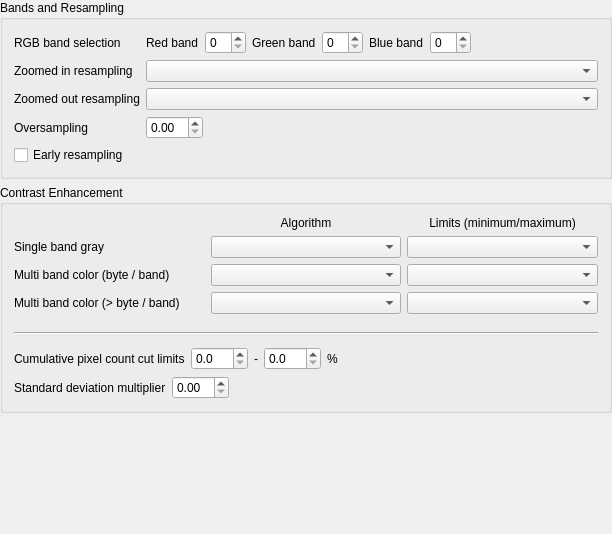
First picture: the form in src/ui/qgsrasterrenderingoptionsbase.ui, repository carsmie/QGIS, before the edit.
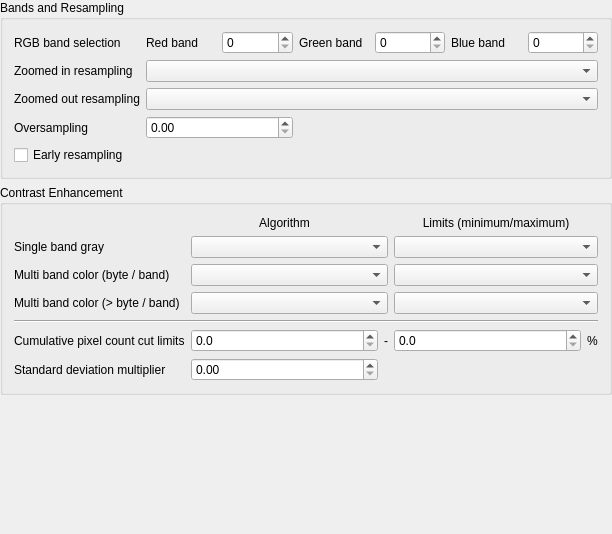
Second picture: the form after the edit. Custom widgets are drawn as their Qt base class.

The edit to the form file:
```diff
--- a/src/ui/qgsrasterrenderingoptionsbase.ui
+++ b/src/ui/qgsrasterrenderingoptionsbase.ui
@@ -53,60 +53,6 @@
          <property name="bottomMargin">
           <number>0</number>
          </property>
-         <item row="0" column="0">
-          <widget class="QLabel" name="label_21">
-           <property name="text">
-            <string>RGB band selection</string>
-           </property>
-          </widget>
-         </item>
-         <item row="0" column="1">
-          <layout class="QHBoxLayout" name="horizontalLayoutRGB">
-           <item>
-            <widget class="QLabel" name="label_22">
-             <property name="text">
-              <string>Red band</string>
-             </property>
-            </widget>
-           </item>
-           <item>
-            <widget class="QgsSpinBox" name="spnRed"/>
-           </item>
-           <item>
-            <widget class="QLabel" name="label_23">
-             <property name="text">
-              <string>Green band</string>
-             </property>
-            </widget>
-           </item>
-           <item>
-            <widget class="QgsSpinBox" name="spnGreen"/>
-           </item>
-           <item>
-            <widget class="QLabel" name="label_24">
-             <property name="text">
-              <string>Blue band</string>
-             </property>
-            </widget>
-           </item>
-           <item>
-            <widget class="QgsSpinBox" name="spnBlue"/>
-           </item>
-           <item>
-            <spacer name="horizontalSpacer_20">
-             <property name="orientation">
-              <enum>Qt::Horizontal</enum>
-             </property>
-             <property name="sizeHint" stdset="0">
-              <size>
-               <width>40</width>
-               <height>20</height>
-              </size>
-             </property>
-            </spacer>
-           </item>
-          </layout>
-         </item>
          <item row="1" column="0">
           <widget class="QLabel" name="lbldefaultZoomedInResampling">
            <property name="text">
@@ -114,8 +60,8 @@
            </property>
           </widget>
          </item>
-         <item row="1" column="1">
-          <widget class="QComboBox" name="mZoomedInResamplingComboBox"/>
+         <item row="0" column="2">
+          <widget class="QgsSpinBox" name="spnRed"/>
          </item>
          <item row="2" column="0">
           <widget class="QLabel" name="lbldefaultZoomedOutResampling">
@@ -124,8 +70,25 @@
            </property>
           </widget>
          </item>
-         <item row="2" column="1">
-          <widget class="QComboBox" name="mZoomedOutResamplingComboBox"/>
+         <item row="0" column="5">
+          <widget class="QLabel" name="label_24">
+           <property name="text">
+            <string>Blue band</string>
+           </property>
+          </widget>
+         </item>
+         <item row="0" column="0">
+          <widget class="QLabel" name="label_21">
+           <property name="text">
+            <string>RGB band selection</string>
+           </property>
+          </widget>
+         </item>
+         <item row="0" column="6">
+          <widget class="QgsSpinBox" name="spnBlue"/>
+         </item>
+         <item row="0" column="4">
+          <widget class="QgsSpinBox" name="spnGreen"/>
          </item>
          <item row="3" column="0">
           <widget class="QLabel" name="lbldefaultOversampling">
@@ -134,27 +97,30 @@
            </property>
           </widget>
          </item>
-         <item row="3" column="1">
-          <layout class="QHBoxLayout" name="horizontalLayoutOversampling">
-           <item>
-            <widget class="QgsDoubleSpinBox" name="spnOversampling"/>
-           </item>
-           <item>
-            <spacer name="horizontalSpacer_25">
-             <property name="orientation">
-              <enum>Qt::Horizontal</enum>
-             </property>
-             <property name="sizeHint" stdset="0">
-              <size>
-               <width>40</width>
-               <height>20</height>
-              </size>
-             </property>
-            </spacer>
-           </item>
-          </layout>
+         <item row="0" column="3">
+          <widget class="QLabel" name="label_23">
+           <property name="text">
+            <string>Green band</string>
+           </property>
+          </widget>
          </item>
-         <item row="4" column="0">
+         <item row="1" column="1" colspan="6">
+          <widget class="QComboBox" name="mZoomedInResamplingComboBox"/>
+         </item>
+         <item row="0" column="1">
+          <widget class="QLabel" name="label_22">
+           <property name="text">
+            <string>Red band</string>
+           </property>
+          </widget>
+         </item>
+         <item row="2" column="1" colspan="6">
+          <widget class="QComboBox" name="mZoomedOutResamplingComboBox"/>
+         </item>
+         <item row="3" column="1" colspan="2">
+          <widget class="QgsDoubleSpinBox" name="spnOversampling"/>
+         </item>
+         <item row="4" column="0" colspan="7">
           <widget class="QCheckBox" name="mCbEarlyResampling">
            <property name="text">
             <string>Early resampling</string>
@@ -167,7 +133,7 @@
      </layout>
     </widget>
    </item>
-   <item row="3" column="0">
+   <item row="4" column="0">
     <spacer name="verticalSpacer">
      <property name="orientation">
       <enum>Qt::Vertical</enum>
@@ -180,7 +146,7 @@
      </property>
     </spacer>
    </item>
-   <item row="2" column="0">
+   <item row="3" column="0">
     <widget class="QGroupBox" name="groupBox_17">
      <property name="title">
       <string>Contrast Enhancement</string>
@@ -188,243 +154,123 @@
      <property name="flat">
       <bool>true</bool>
      </property>
-     <layout class="QVBoxLayout" name="verticalLayout_11">
-      <item>
-       <layout class="QGridLayout" name="gridLayout_33">
-        <item row="4" column="2">
-         <widget class="QComboBox" name="cboxContrastEnhancementLimitsMultiBandSingleByte"/>
-        </item>
-        <item row="1" column="1">
-         <widget class="QLabel" name="label_50">
-          <property name="text">
-           <string>Algorithm</string>
-          </property>
-          <property name="alignment">
-           <set>Qt::AlignCenter</set>
-          </property>
-         </widget>
-        </item>
-        <item row="3" column="1">
-         <widget class="QComboBox" name="cboxContrastEnhancementAlgorithmSingleBand"/>
-        </item>
-        <item row="3" column="0">
-         <widget class="QLabel" name="label_37">
-          <property name="text">
-           <string>Single band gray</string>
-          </property>
-         </widget>
-        </item>
-        <item row="1" column="2">
-         <widget class="QLabel" name="label_51">
-          <property name="text">
-           <string>Limits (minimum/maximum)</string>
-          </property>
-          <property name="alignment">
-           <set>Qt::AlignCenter</set>
-          </property>
-         </widget>
-        </item>
-        <item row="3" column="2">
-         <widget class="QComboBox" name="cboxContrastEnhancementLimitsSingleBand"/>
-        </item>
-        <item row="4" column="1">
-         <widget class="QComboBox" name="cboxContrastEnhancementAlgorithmMultiBandSingleByte"/>
-        </item>
-        <item row="4" column="0">
-         <widget class="QLabel" name="label_38">
-          <property name="text">
-           <string>Multi band color (byte / band) </string>
-          </property>
-         </widget>
-        </item>
-        <item row="5" column="0">
-         <widget class="QLabel" name="label_39">
-          <property name="text">
-           <string>Multi band color (&gt; byte / band) </string>
-          </property>
-         </widget>
-        </item>
-        <item row="5" column="1">
-         <widget class="QComboBox" name="cboxContrastEnhancementAlgorithmMultiBandMultiByte"/>
-        </item>
-        <item row="5" column="2">
-         <widget class="QComboBox" name="cboxContrastEnhancementLimitsMultiBandMultiByte"/>
-        </item>
-       </layout>
+     <layout class="QGridLayout" name="gridLayout_2" columnstretch="0,1,0,1,0">
+      <item row="1" column="3" colspan="2">
+       <widget class="QComboBox" name="cboxContrastEnhancementLimitsSingleBand"/>
       </item>
-      <item>
-       <widget class="QWidget" name="widget_4" native="true">
-        <layout class="QHBoxLayout" name="horizontalLayout_23">
-         <property name="leftMargin">
-          <number>0</number>
-         </property>
-         <property name="topMargin">
-          <number>0</number>
-         </property>
-         <property name="rightMargin">
-          <number>0</number>
-         </property>
-         <property name="bottomMargin">
-          <number>0</number>
-         </property>
-        </layout>
+      <item row="2" column="1" colspan="2">
+       <widget class="QComboBox" name="cboxContrastEnhancementAlgorithmMultiBandSingleByte"/>
+      </item>
+      <item row="5" column="3">
+       <widget class="QgsDoubleSpinBox" name="mRasterCumulativeCutUpperDoubleSpinBox">
+        <property name="decimals">
+         <number>1</number>
+        </property>
        </widget>
       </item>
-      <item>
-       <widget class="QWidget" name="widget_5" native="true">
-        <layout class="QHBoxLayout" name="horizontalLayout_24">
-         <property name="leftMargin">
-          <number>0</number>
-         </property>
-         <property name="topMargin">
-          <number>0</number>
-         </property>
-         <property name="rightMargin">
-          <number>0</number>
-         </property>
-         <property name="bottomMargin">
-          <number>0</number>
-         </property>
-        </layout>
+      <item row="5" column="4">
+       <widget class="QLabel" name="label_35">
+        <property name="text">
+         <string>%</string>
+        </property>
        </widget>
       </item>
-      <item>
+      <item row="1" column="1" colspan="2">
+       <widget class="QComboBox" name="cboxContrastEnhancementAlgorithmSingleBand"/>
+      </item>
+      <item row="0" column="1">
+       <widget class="QLabel" name="label_50">
+        <property name="text">
+         <string>Algorithm</string>
+        </property>
+        <property name="alignment">
+         <set>Qt::AlignCenter</set>
+        </property>
+       </widget>
+      </item>
+      <item row="2" column="3" colspan="2">
+       <widget class="QComboBox" name="cboxContrastEnhancementLimitsMultiBandSingleByte"/>
+      </item>
+      <item row="6" column="0">
+       <widget class="QLabel" name="label_25">
+        <property name="text">
+         <string>Standard deviation multiplier</string>
+        </property>
+       </widget>
+      </item>
+      <item row="3" column="3" colspan="2">
+       <widget class="QComboBox" name="cboxContrastEnhancementLimitsMultiBandMultiByte"/>
+      </item>
+      <item row="0" column="3" colspan="2">
+       <widget class="QLabel" name="label_51">
+        <property name="text">
+         <string>Limits (minimum/maximum)</string>
+        </property>
+        <property name="alignment">
+         <set>Qt::AlignCenter</set>
+        </property>
+       </widget>
+      </item>
+      <item row="5" column="2">
+       <widget class="QLabel" name="label_34">
+        <property name="text">
+         <string>-</string>
+        </property>
+       </widget>
+      </item>
+      <item row="5" column="0">
+       <widget class="QLabel" name="label_36">
+        <property name="text">
+         <string>Cumulative pixel count cut limits</string>
+        </property>
+       </widget>
+      </item>
+      <item row="1" column="0">
+       <widget class="QLabel" name="label_37">
+        <property name="text">
+         <string>Single band gray</string>
+        </property>
+       </widget>
+      </item>
+      <item row="4" column="0" colspan="5">
        <widget class="Line" name="line">
         <property name="orientation">
          <enum>Qt::Horizontal</enum>
         </property>
        </widget>
       </item>
-      <item>
-       <widget class="QWidget" name="widget_6" native="true">
-        <layout class="QHBoxLayout" name="horizontalLayout_25">
-         <property name="leftMargin">
-          <number>0</number>
-         </property>
-         <property name="topMargin">
-          <number>0</number>
-         </property>
-         <property name="rightMargin">
-          <number>0</number>
-         </property>
-         <property name="bottomMargin">
-          <number>0</number>
-         </property>
-        </layout>
+      <item row="5" column="1">
+       <widget class="QgsDoubleSpinBox" name="mRasterCumulativeCutLowerDoubleSpinBox">
+        <property name="decimals">
+         <number>1</number>
+        </property>
        </widget>
       </item>
-      <item>
-       <widget class="QWidget" name="widget_7" native="true">
-        <layout class="QHBoxLayout" name="horizontalLayout_18">
-         <property name="leftMargin">
-          <number>0</number>
-         </property>
-         <property name="topMargin">
-          <number>0</number>
-         </property>
-         <property name="rightMargin">
-          <number>0</number>
-         </property>
-         <property name="bottomMargin">
-          <number>0</number>
-         </property>
-         <item>
-          <widget class="QLabel" name="label_36">
-           <property name="text">
-            <string>Cumulative pixel count cut limits</string>
-           </property>
-          </widget>
-         </item>
-         <item>
-          <widget class="QgsDoubleSpinBox" name="mRasterCumulativeCutLowerDoubleSpinBox">
-           <property name="decimals">
-            <number>1</number>
-           </property>
-          </widget>
-         </item>
-         <item>
-          <widget class="QLabel" name="label_34">
-           <property name="text">
-            <string>-</string>
-           </property>
-          </widget>
-         </item>
-         <item>
-          <widget class="QgsDoubleSpinBox" name="mRasterCumulativeCutUpperDoubleSpinBox">
-           <property name="decimals">
-            <number>1</number>
-           </property>
-          </widget>
-         </item>
-         <item>
-          <widget class="QLabel" name="label_35">
-           <property name="text">
-            <string>%</string>
-           </property>
-          </widget>
-         </item>
-         <item>
-          <spacer name="horizontalSpacer_18">
-           <property name="orientation">
-            <enum>Qt::Horizontal</enum>
-           </property>
-           <property name="sizeHint" stdset="0">
-            <size>
-             <width>123</width>
-             <height>20</height>
-            </size>
-           </property>
-          </spacer>
-         </item>
-        </layout>
+      <item row="2" column="0">
+       <widget class="QLabel" name="label_38">
+        <property name="text">
+         <string>Multi band color (byte / band) </string>
+        </property>
        </widget>
       </item>
-      <item>
-       <widget class="QWidget" name="widget_2" native="true">
-        <layout class="QHBoxLayout" name="horizontalLayout_20">
-         <property name="leftMargin">
-          <number>0</number>
-         </property>
-         <property name="topMargin">
-          <number>0</number>
-         </property>
-         <property name="rightMargin">
-          <number>0</number>
-         </property>
-         <property name="bottomMargin">
-          <number>0</number>
-         </property>
-         <item>
-          <widget class="QLabel" name="label_25">
-           <property name="text">
-            <string>Standard deviation multiplier</string>
-           </property>
-          </widget>
-         </item>
-         <item>
-          <widget class="QgsDoubleSpinBox" name="spnThreeBandStdDev">
-           <property name="maximum">
-            <double>10.000000000000000</double>
-           </property>
-           <property name="singleStep">
-            <double>0.100000000000000</double>
-           </property>
-          </widget>
-         </item>
-         <item>
-          <spacer name="horizontalSpacer_21">
-           <property name="orientation">
-            <enum>Qt::Horizontal</enum>
-           </property>
-           <property name="sizeHint" stdset="0">
-            <size>
-             <width>258</width>
-             <height>20</height>
-            </size>
-           </property>
-          </spacer>
-         </item>
-        </layout>
+      <item row="3" column="0">
+       <widget class="QLabel" name="label_39">
+        <property name="text">
+         <string>Multi band color (&gt; byte / band) </string>
+        </property>
+       </widget>
+      </item>
+      <item row="3" column="1" colspan="2">
+       <widget class="QComboBox" name="cboxContrastEnhancementAlgorithmMultiBandMultiByte"/>
+      </item>
+      <item row="6" column="1">
+       <widget class="QgsDoubleSpinBox" name="spnThreeBandStdDev">
+        <property name="maximum">
+         <double>10.000000000000000</double>
+        </property>
+        <property name="singleStep">
+         <double>0.100000000000000</double>
+        </property>
        </widget>
       </item>
      </layout>
```
